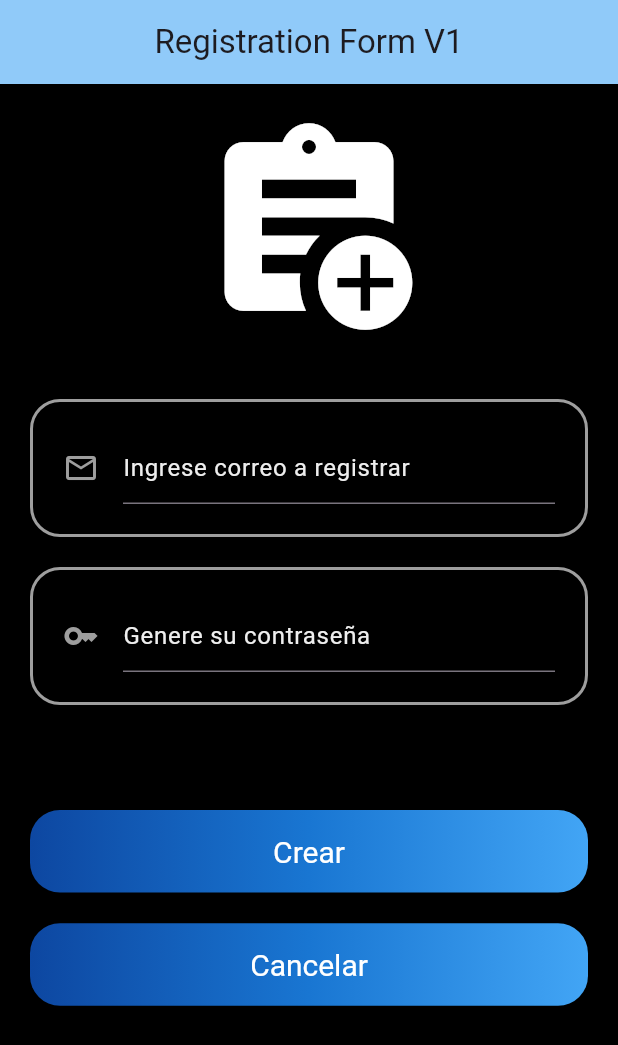
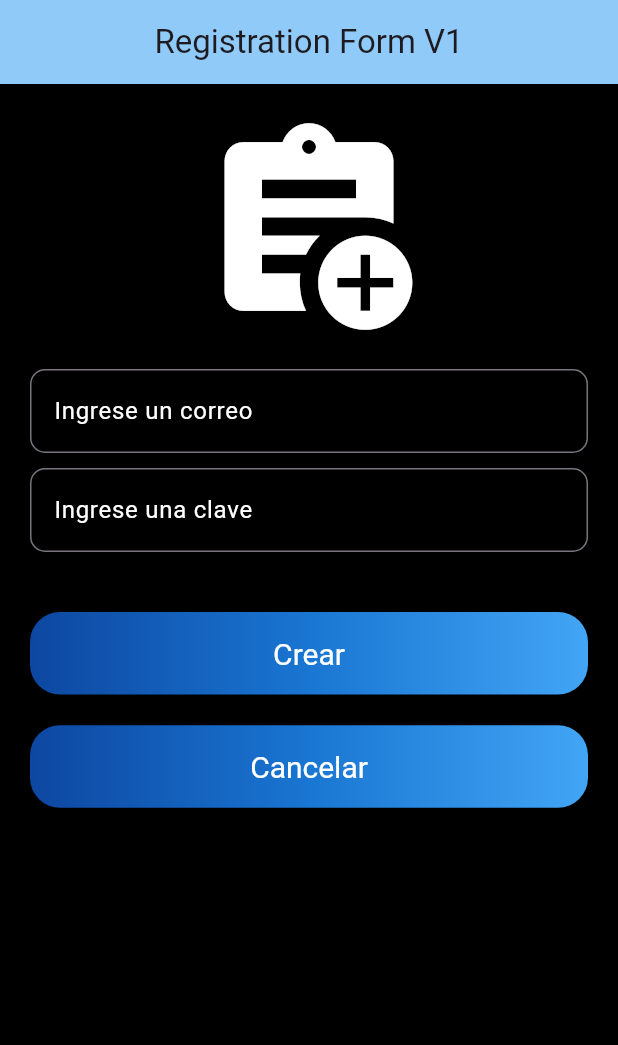
Before and after one commit to lautaro2034/tp3, a Flutter app: the Registracion screen opened by its route, on a phone screen of 412 x 824 dp. Shown: the top 1045 px of the screen. Run offline on Flutter 3.47's test engine with Material 3 defaults, Android fonts, the phone set to English and light mode, and no system bars; our stand-ins replace cloud_firestore, firebase_core, go_router, google_nav_bar, table_calendar; missing offline and left inert: booking_calendar; accounts and stored records are empty.

Commit message:
PruebaRegistracion

```diff
--- /dev/null
+++ b/lib/Core/Entities/user.dart
@@ -0,0 +1,6 @@
+class user {
+  final String nombre;
+  final String password;
+
+  user({required this.nombre, required this.password});
+}
--- a/lib/Core/appRouter.dart
+++ b/lib/Core/appRouter.dart
@@ -1,6 +1,8 @@
+import 'package:app_de_estacionamiento/Core/Entities/user.dart';
 import 'package:app_de_estacionamiento/presentations/screens/home.dart';
 import 'package:app_de_estacionamiento/presentations/screens/login.dart';
 import 'package:app_de_estacionamiento/presentations/screens/registracion.dart';
+import 'package:app_de_estacionamiento/presentations/screens/testeo.dart';
 import 'package:go_router/go_router.dart';
 
 // GoRouter configuration
@@ -21,5 +23,11 @@ final appRouter = GoRouter(
       builder: (context, state) => Registracion(),
       name: Registracion.name,
     ),
+    GoRoute(
+        path: '/testeo',
+        builder: (context, state) => testeo(
+              elUsuario: state.extra as user,
+            ),
+        name: testeo.nombre),
   ],
 );
--- a/lib/presentations/screens/registracion.dart
+++ b/lib/presentations/screens/registracion.dart
@@ -1,15 +1,22 @@
+import 'package:app_de_estacionamiento/Core/Entities/user.dart';
 import 'package:app_de_estacionamiento/presentations/screens/login.dart';
+import 'package:app_de_estacionamiento/presentations/screens/testeo.dart';
 import 'package:app_de_estacionamiento/presentations/widgets/input_text_login.dart';
 import 'package:flutter/material.dart';
-import 'package:flutter/widgets.dart';
 import 'package:go_router/go_router.dart';
+//import 'package:cloud_firestore/cloud_firestore.dart';
 
 class Registracion extends StatelessWidget {
   static const String name = 'Registracion';
-  const Registracion({super.key});
+  final TextEditingController _emailTextController = TextEditingController();
+  final TextEditingController _passWordTextController = TextEditingController();
+
+  Registracion({super.key});
 
   @override
   Widget build(BuildContext context) {
+    //final db = FirebaseFirestore.instance;
+
     return Scaffold(
       backgroundColor: Colors.black,
       appBar: _buildAppBar(),
@@ -23,17 +30,35 @@ class Registracion extends StatelessWidget {
               size: 150,
             ),
 
-            const SizedBox(height: 40),
+            const SizedBox(height: 20),
 
-            const InputTextLogin(
-                hintText: 'Ingrese correo a registrar',
-                icon: Icon(Icons.email_outlined)),
+            //EMAIL
+            TextField(
+              controller: _emailTextController,
+              decoration: InputDecoration(
+                hintText: 'Ingrese un correo',
+                hintStyle: const TextStyle(color: Colors.white),
+                border: OutlineInputBorder(
+                  borderRadius: BorderRadius.circular(10),
+                ),
+              ),
+            ),
+
+            const SizedBox(height: 10),
 
             //PASSWORD
-            const InputTextLogin(
-                hintText: 'Genere su contraseña', icon: Icon(Icons.key)),
+            TextField(
+              controller: _passWordTextController,
+              decoration: InputDecoration(
+                hintText: 'Ingrese una clave',
+                hintStyle: const TextStyle(color: Colors.white),
+                border: OutlineInputBorder(
+                  borderRadius: BorderRadius.circular(10),
+                ),
+              ),
+            ),
 
-            const SizedBox(height: 50),
+            const SizedBox(height: 40),
 
             Container(
               decoration: BoxDecoration(
@@ -50,7 +75,10 @@ class Registracion extends StatelessWidget {
                     textStyle: const TextStyle(fontSize: 20),
                   ),
                   onPressed: () {
-                    //context.goNamed(Home.name);
+                    user elusuario = user(
+                        nombre: _emailTextController.text,
+                        password: _passWordTextController.text);
+                    context.goNamed(testeo.nombre, extra: elusuario);
                   },
                   child: const Text('Crear')),
             ),
--- a/pubspec.yaml
+++ b/pubspec.yaml
@@ -9,6 +9,7 @@ environment:
 dependencies:
   altfire_configurator: ^0.1.1
   booking_calendar: ^1.1.10
+  cloud_firestore: ^4.17.3
   firebase_admin: ^0.2.0
   firebase_auth: ^4.19.5
   firebase_core: ^2.31.0
```
Also changed, not shown: lib/Core/Entities/usuario.dart (+7 -5 lines), lib/presentations/screens/testeo.dart (added, +24 -0 lines), lib/presentations/widgets/drawer_menu_lateral.dart (+9 -4 lines), pubspec.lock, 4 other files.
